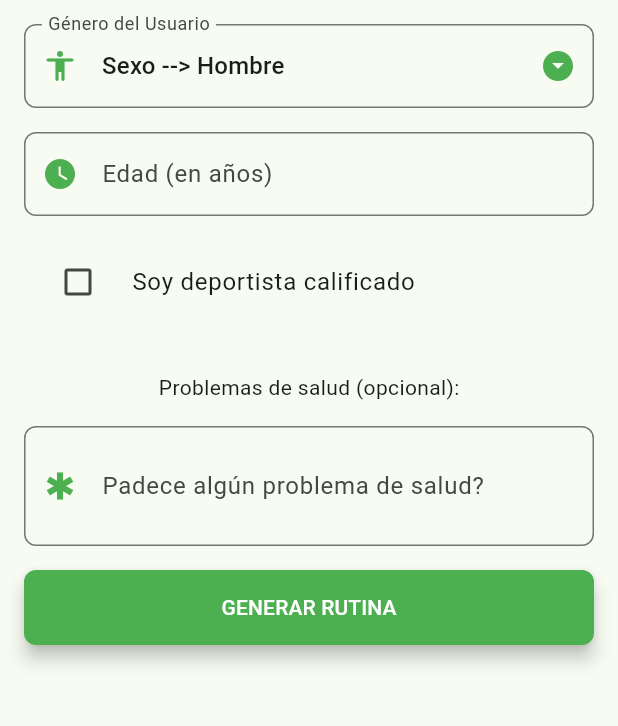
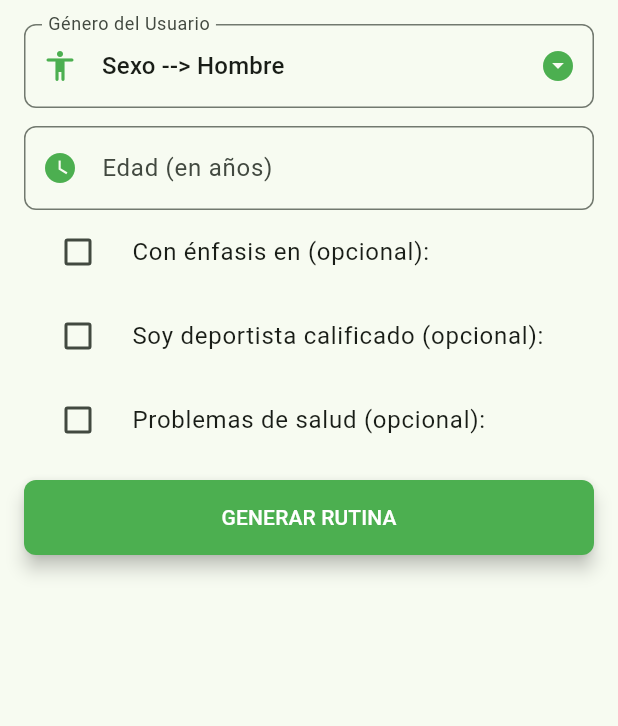
Before and after one commit to CarlosFelipeGM/green_fit, a Flutter app: the PantallaFormularioCorporal screen opened by its route, on a phone screen of 412 x 824 dp, the part 84-810 px from its top. Run offline on Flutter 3.47's test engine with Material 3 defaults, Android fonts, the phone set to English and light mode, and no system bars; our stand-ins replace dio, equatable, flutter_bloc, flutter_dotenv.

Commit message:
feat: componentes de formulario, configs y settings independientes

```diff
--- a/lib/core/configs/iconos.dart
+++ b/lib/core/settings/iconos.dart
@@ -5,5 +5,7 @@ class Iconos {
   static const IconData dropDown = Icons.arrow_drop_down_circle;
   static const IconData campoSexo = Icons.accessibility_rounded;
   static const IconData campoEdad = Icons.watch_later;
+  static const IconData campoPartesDelCuerpo = Icons.balance;
+  static const IconData campoDeportes = Icons.sports_basketball_outlined;
   static const IconData campoProblemaSalud = Icons.emergency;
 }
--- /dev/null
+++ b/lib/core/settings/textos.dart
@@ -0,0 +1,14 @@
+class Textos {
+  static const String txtOpcional = '(opcional)';
+  static const String txtBotonGenerarRutina = 'GENERAR RUTINA';
+  static const String txtGeneroUsuario = 'Género del Usuario';
+  static const String txtPreComboSexo = 'Sexo -->';
+  static const String txtEdad = 'Edad (en años)';
+  static const String txtEnfasis = 'Con énfasis en';
+  static const String txtPartesDelCuerpo =
+      'Partes del cuerpo que desee enfatizar';
+  static const String txtDeportistaCalificado = 'Soy deportista calificado';
+  static const String txtDeportePracticado = 'Deporte que practico';
+  static const String txtProblemaSalud = 'Problemas de salud';
+  static const String txtPadecimientoSalud = 'Padece algún problema de salud?';
+}
--- /dev/null
+++ b/lib/display/components/boton_formulario.dart
@@ -0,0 +1,28 @@
+import 'package:flutter/material.dart';
+import 'package:green_fit/core/settings/colores.dart';
+
+class BotonFormulario extends StatelessWidget {
+  final String texto;
+  final Function()? alPresionar;
+
+  const BotonFormulario({
+    required this.texto,
+    required this.alPresionar,
+    super.key,
+  });
+
+  @override
+  Widget build(BuildContext context) {
+    return ElevatedButton(
+      onPressed: alPresionar,
+      style: ElevatedButton.styleFrom(
+        backgroundColor: Colores.colorSemilla,
+        foregroundColor: Colores.colorContraSemilla,
+        elevation: 5,
+        shape: RoundedRectangleBorder(borderRadius: BorderRadius.circular(8)),
+        minimumSize: const Size(double.infinity, 50),
+      ),
+      child: Text(texto),
+    );
+  }
+}
--- /dev/null
+++ b/lib/display/components/check_formulario.dart
@@ -0,0 +1,27 @@
+import 'package:flutter/material.dart';
+import 'package:green_fit/core/settings/colores.dart';
+
+class CheckFormulario extends StatelessWidget {
+  final bool? seleccionado;
+  final String texto;
+  final ValueChanged<bool?> alPresionar;
+
+  const CheckFormulario({
+    required this.seleccionado,
+    required this.texto,
+    required this.alPresionar,
+    super.key,
+  });
+
+  @override
+  Widget build(BuildContext context) {
+    return CheckboxListTile(
+      checkColor: Colores.colorContraSemilla,
+      activeColor: Colores.colorSemilla,
+      value: seleccionado,
+      title: Text(texto),
+      onChanged: alPresionar,
+      controlAffinity: ListTileControlAffinity.leading,
+    );
+  }
+}
--- /dev/null
+++ b/lib/display/components/combo_formulario.dart
@@ -0,0 +1,40 @@
+import 'package:flutter/material.dart';
+import 'package:green_fit/core/settings/colores.dart';
+import 'package:green_fit/core/settings/iconos.dart';
+
+class ComboFormulario extends StatelessWidget {
+  final List<String> lista;
+  final String? seleccionado;
+  final String label;
+  final String preText;
+  final ValueChanged<String?> alPresionar;
+
+  const ComboFormulario({
+    required this.lista,
+    required this.seleccionado,
+    required this.label,
+    required this.preText,
+    required this.alPresionar,
+    super.key,
+  });
+
+  @override
+  Widget build(BuildContext context) {
+    return DropdownButtonFormField(
+      value: seleccionado,
+      items:
+          lista
+              .map(
+                (e) => DropdownMenuItem(value: e, child: Text("$preText $e")),
+              )
+              .toList(),
+      onChanged: alPresionar,
+      icon: const Icon(Iconos.dropDown, color: Colores.colorSemilla),
+      decoration: InputDecoration(
+        labelText: label,
+        prefixIcon: Icon(Iconos.campoSexo, color: Colores.colorSemilla),
+        border: OutlineInputBorder(borderRadius: BorderRadius.circular(8)),
+      ),
+    );
+  }
+}
--- a/lib/display/components/input_formulario.dart
+++ b/lib/display/components/input_formulario.dart
@@ -1,5 +1,5 @@
 import 'package:flutter/material.dart';
-import 'package:green_fit/core/configs/colores.dart';
+import 'package:green_fit/core/settings/colores.dart';
 
 class InputFormulario extends StatelessWidget {
   final String label;
--- a/lib/display/components/tile_ir_pagina.dart
+++ b/lib/display/components/tile_ir_pagina.dart
@@ -1,5 +1,5 @@
 import 'package:flutter/material.dart';
-import 'package:green_fit/core/configs/iconos.dart';
+import 'package:green_fit/core/settings/iconos.dart';
 
 class TileIrPagina extends StatelessWidget {
   final String texto;
--- a/lib/display/screens/pagina_principal.dart
+++ b/lib/display/screens/pagina_principal.dart
@@ -1,5 +1,5 @@
 import 'package:flutter/material.dart';
-import 'package:green_fit/core/configs/parametros.dart';
+import 'package:green_fit/core/settings/parametros.dart';
 import 'package:green_fit/display/components/tile_ir_pagina.dart';
 import 'package:green_fit/display/routes/routes.dart';
 
--- a/lib/display/screens/pantalla_formulario_corporal.dart
+++ b/lib/display/screens/pantalla_formulario_corporal.dart
@@ -1,11 +1,22 @@
 import 'package:flutter/material.dart';
-import 'package:green_fit/core/configs/colores.dart';
-import 'package:green_fit/core/configs/iconos.dart';
-import 'package:green_fit/core/configs/parametros.dart';
+import 'package:green_fit/core/settings/iconos.dart';
+import 'package:green_fit/core/settings/parametros.dart';
+import 'package:green_fit/core/settings/textos.dart';
+import 'package:green_fit/display/components/boton_formulario.dart';
+import 'package:green_fit/display/components/check_formulario.dart';
+import 'package:green_fit/display/components/combo_formulario.dart';
 import 'package:green_fit/display/components/input_formulario.dart';
 import 'package:green_fit/display/utils/validaciones_data.dart';
 
-const List<String> listaSexo = ['Hombre', 'Mujer', 'LGBT'];
+enum Genero {
+  hombre(texto: 'Hombre', enConsulta: ' hombre de sexo masculino'),
+  mujer(texto: 'Mujer', enConsulta: 'a mujer');
+
+  final String texto;
+  final String enConsulta;
+
+  const Genero({required this.texto, required this.enConsulta});
+}
 
 class PantallaFormularioCorporal extends StatefulWidget {
   const PantallaFormularioCorporal({super.key});
@@ -17,16 +28,22 @@ class PantallaFormularioCorporal extends StatefulWidget {
 
 class _PantallaFormularioCorporalState
     extends State<PantallaFormularioCorporal> {
-  String? _sexoSeleccionado = 'Hombre';
+  // por defecto seleccionamos el sexo hombre
+  String? _sexoSeleccionado = Genero.hombre.texto;
   String _consulta = "";
   bool? _checkDeportista = false;
   bool _mostrarDeporte = false;
+  bool? _checkGruposMusculares = false;
+  bool _mostrarGruposMusculares = false;
+  bool? _checkProblemasDeSalud = false;
+  bool _mostrarProblemasDeSalud = false;
 
-  final List<String> _listaSexo = ['Hombre', 'Mujer'];
+  final List<String> _listaSexo = [Genero.hombre.texto, Genero.mujer.texto];
 
   final _idForm = GlobalKey<FormState>();
   final _edadTextController = TextEditingController();
   final _deporteTextController = TextEditingController();
+  final _gruposMuscularesTextController = TextEditingController();
   final _problemaSaludTextController = TextEditingController();
 
   @override
@@ -38,16 +55,29 @@ class _PantallaFormularioCorporalState
         ),
         backgroundColor: Theme.of(context).colorScheme.inversePrimary,
       ),
-      body: Form(
+      body: SingleChildScrollView(
+        child: Form(
           key: _idForm,
           child: Padding(
             padding: const EdgeInsets.all(16),
             child: Column(
-            spacing: 16,
               children: [
-              combo(),
+                // combo SELECTOR DE SEXO
+                ComboFormulario(
+                  lista: _listaSexo,
+                  seleccionado: _sexoSeleccionado,
+                  label: Textos.txtGeneroUsuario,
+                  preText: Textos.txtPreComboSexo,
+                  alPresionar: (String? val) {
+                    setState(() {
+                      _sexoSeleccionado = val;
+                    });
+                  },
+                ),
+                SizedBox(height: 12),
+                // textField EDAD
                 InputFormulario(
-                label: 'Edad (en años)',
+                  label: Textos.txtEdad,
                   icono: Iconos.campoEdad,
                   numeroFilas: 1,
                   textInputType: TextInputType.number,
@@ -56,113 +86,137 @@ class _PantallaFormularioCorporalState
                     return ValidacionesData.validarNumeroEntero(valor);
                   },
                 ),
-              CheckboxListTile(
-                checkColor: Colores.colorContraSemilla,
-                activeColor: Colores.colorSemilla,
-                value: _checkDeportista,
-                title: Text('Soy deportista calificado'),
-                onChanged: (val) {
+                // check ENFATIZAR
+                CheckFormulario(
+                  seleccionado: _checkGruposMusculares,
+                  texto: "${Textos.txtEnfasis} ${Textos.txtOpcional}:",
+                  alPresionar: (val) {
+                    setState(() {
+                      _checkGruposMusculares = val;
+                      _mostrarGruposMusculares = (val == true);
+                    });
+                  },
+                ),
+                Visibility(
+                  visible: _mostrarGruposMusculares,
+                  child: InputFormulario(
+                    label: Textos.txtPartesDelCuerpo,
+                    icono: Iconos.campoPartesDelCuerpo,
+                    numeroFilas: 2,
+                    textInputType: TextInputType.text,
+                    controller: _gruposMuscularesTextController,
+                    validator: (valor) {
+                      return (_checkGruposMusculares == true)
+                          ? ValidacionesData.validarCampoObligatorio(valor)
+                          : null;
+                    },
+                  ),
+                ),
+                // check DEPORTISTA CALIFICADO
+                CheckFormulario(
+                  seleccionado: _checkDeportista,
+                  texto:
+                      "${Textos.txtDeportistaCalificado} ${Textos.txtOpcional}:",
+                  alPresionar: (val) {
                     setState(() {
                       _checkDeportista = val;
-                    val == true
-                        ? _mostrarDeporte = true
-                        : _mostrarDeporte = false;
+                      _mostrarDeporte = (val == true);
                     });
                   },
-                controlAffinity: ListTileControlAffinity.leading,
                 ),
                 Visibility(
                   visible: _mostrarDeporte,
                   child: InputFormulario(
-                  label: 'Deporte que practico',
-                  icono: Icons.sports_baseball,
+                    label: Textos.txtDeportePracticado,
+                    icono: Iconos.campoDeportes,
                     numeroFilas: 1,
                     textInputType: TextInputType.text,
                     controller: _deporteTextController,
                     validator: (valor) {
-                    if (_checkDeportista == true) {
-                      return ValidacionesData.validarCampoObligatorio(valor);
-                    } else {
-                      return null;
-                    }
+                      return (_checkDeportista == true)
+                          ? ValidacionesData.validarCampoObligatorio(valor)
+                          : null;
                     },
                   ),
                 ),
-              Text('Problemas de salud (opcional):'),
-              InputFormulario(
-                label: 'Padece algún problema de salud?',
+                // check PROBLEMAS DE SALUD
+                CheckFormulario(
+                  seleccionado: _checkProblemasDeSalud,
+                  texto: "${Textos.txtProblemaSalud} ${Textos.txtOpcional}:",
+                  alPresionar: (val) {
+                    setState(() {
+                      _checkProblemasDeSalud = val;
+                      _mostrarProblemasDeSalud = (val == true);
+                    });
+                  },
+                ),
+                Visibility(
+                  visible: _mostrarProblemasDeSalud,
+                  child: InputFormulario(
+                    label: Textos.txtPadecimientoSalud,
                     icono: Iconos.campoProblemaSalud,
                     textInputType: TextInputType.text,
                     numeroFilas: 2,
                     controller: _problemaSaludTextController,
+                    validator: (valor) {
+                      return (_checkProblemasDeSalud == true)
+                          ? ValidacionesData.validarCampoObligatorio(valor)
+                          : null;
+                    },
                   ),
-              ElevatedButton(
-                onPressed: () {
+                ),
+                SizedBox(height: 12),
+                // boton GENERAR RUTINA
+                BotonFormulario(
+                  texto: Textos.txtBotonGenerarRutina,
+                  alPresionar: () {
                     final esValido = _idForm.currentState?.validate();
                     if (esValido == true) {
-                    _consulta = generarConsulta();
+                      _consulta = _generarTextoConsulta();
                     }
+                    FocusManager.instance.primaryFocus?.unfocus();
                     print(_consulta);
                   },
-                style: ElevatedButton.styleFrom(
-                  backgroundColor: Colores.colorSemilla,
-                  foregroundColor: Colores.colorContraSemilla,
-                  elevation: 5,
-                  shape: RoundedRectangleBorder(
-                    borderRadius: BorderRadius.circular(8),
-                  ),
-                  minimumSize: const Size(double.infinity, 50),
-                ),
-                child: Text('GENERAR RUTINA'),
                 ),
               ],
+            ),
           ),
         ),
       ),
     );
   }
 
-  String generarConsulta() {
+  @override
+  void dispose() {
+    super.dispose();
+    _edadTextController.dispose();
+    _gruposMuscularesTextController.dispose();
+    _deporteTextController.dispose();
+    _problemaSaludTextController.dispose();
+  }
+
+  String _generarTextoConsulta() {
     _consulta = "Soy un";
-    (_sexoSeleccionado == 'Mujer')
-        ? _consulta += "a mujer"
-        : _consulta += " hombre de sexo masculino";
+    (_sexoSeleccionado == Genero.mujer.texto)
+        ? _consulta += Genero.mujer.enConsulta
+        : _consulta += Genero.hombre.enConsulta;
     if (_edadTextController.text.isNotEmpty) {
-      // validar numero entero
       _consulta += " de ${_edadTextController.text} años de edad";
     }
     if (_checkDeportista == true && _deporteTextController.text.isNotEmpty) {
       _consulta +=
           ", soy deportista calificado, practico ${_deporteTextController.text}";
     }
-    if (_problemaSaludTextController.text.isNotEmpty) {
+    if (_checkProblemasDeSalud == true &&
+        _problemaSaludTextController.text.isNotEmpty) {
       _consulta += ", tengo problemas de ${_problemaSaludTextController.text}";
     }
     _consulta += ". Que rutinas me sugieres seguir en un gimnasio?";
+    if (_checkGruposMusculares == true &&
+        _gruposMuscularesTextController.text.isNotEmpty) {
+      _consulta += " Dar énfasis en: ${_gruposMuscularesTextController.text}.";
+    }
     _consulta += " Dame el resultado en formato json";
     return _consulta;
   }
-
-  DropdownButtonFormField<String> combo() {
-    return DropdownButtonFormField(
-      value: _sexoSeleccionado,
-      items:
-          _listaSexo
-              .map(
-                (e) => DropdownMenuItem(value: e, child: Text("Sexo --> $e")),
-              )
-              .toList(),
-      onChanged: (String? val) {
-        setState(() {
-          _sexoSeleccionado = val;
-        });
-      },
-      icon: const Icon(Iconos.dropDown, color: Colores.colorSemilla),
-      decoration: InputDecoration(
-        labelText: "Género del Usuario",
-        prefixIcon: Icon(Iconos.campoSexo, color: Colores.colorSemilla),
-        border: OutlineInputBorder(borderRadius: BorderRadius.circular(8)),
-      ),
-    );
 }
-}
--- a/lib/display/utils/validaciones_data.dart
+++ b/lib/display/utils/validaciones_data.dart
@@ -1,4 +1,4 @@
-import 'package:green_fit/core/configs/mensajes.dart';
+import 'package:green_fit/core/settings/mensajes.dart';
 
 class ValidacionesData {
   static String? validarCampoObligatorio(String? valor) {
--- a/lib/main.dart
+++ b/lib/main.dart
@@ -1,7 +1,7 @@
 import 'package:flutter/material.dart';
 import 'package:flutter_dotenv/flutter_dotenv.dart';
-import 'package:green_fit/core/configs/colores.dart';
-import 'package:green_fit/core/configs/parametros.dart';
+import 'package:green_fit/core/settings/colores.dart';
+import 'package:green_fit/core/settings/parametros.dart';
 import 'package:green_fit/display/routes/routes.dart';
 import 'package:green_fit/display/screens/pagina_principal.dart';
 import 'package:green_fit/display/screens/pantalla_formulario_corporal.dart';
```
Also changed, not shown: lib/core/settings/colores.dart (renamed from lib/core/configs/colores.dart), lib/core/settings/mensajes.dart (renamed from lib/core/configs/mensajes.dart), lib/core/settings/parametros.dart (renamed from lib/core/configs/parametros.dart). Lines whose indentation alone changed are shown as unchanged.
